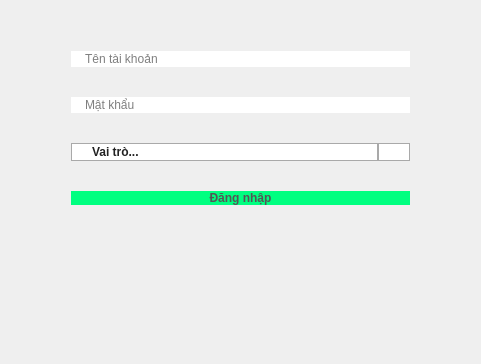
Before: the Qt Designer form signin.ui in duydvu/Library, drawn with Qt 5.
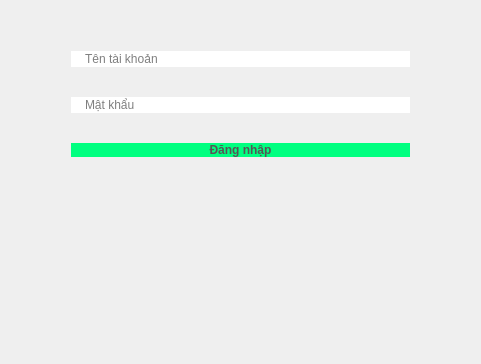
After: the same form once the commit is applied. Icons and pictures are not drawn.

```diff
--- a/signin.ui
+++ b/signin.ui
@@ -30,7 +30,7 @@
       </spacer>
      </item>
      <item>
-      <layout class="QVBoxLayout" name="verticalLayout" stretch="0,2,2,2,2,2,0">
+      <layout class="QVBoxLayout" name="verticalLayout" stretch="0,2,2,2,2,0">
        <property name="spacing">
         <number>30</number>
        </property>
@@ -93,85 +93,6 @@
          </property>
         </widget>
        </item>
-       <item>
-        <widget class="QComboBox" name="RoleComboBox">
-         <property name="cursor">
-          <cursorShape>PointingHandCursor</cursorShape>
-         </property>
-         <property name="styleSheet">
-          <string notr="true">#RoleComboBox 
-{
-	border: 1px solid darkgray;
-	border-radius: 16px;
-	font: 15pt &quot;Myriad Pro Cond&quot;;
-	color: #222;
-	outline: none;
-	padding-left: 20px;
-	font-weight: bold;
-}
-#RoleComboBox:!editable, #RoleComboBox::drop-down:editable {
-     background: qlineargradient(x1: 0, y1: 0, x2: 0, y2: 1,
-                                stop: 0 #eee, stop: 0.4 #ddd,
-                                stop: 0.5 #d8d8d8, stop: 1.0 #ddd);
-}
-#RoleComboBox:!editable:on, #RoleComboBox::drop-down:editable:on {
-    background: qlineargradient(x1: 0, y1: 0, x2: 0, y2: 1,
-                                stop: 0 #e9e9e9, stop: 0.4 #D8D8D8,
-                                stop: 0.5 #DDDDDD, stop: 1.0 #e9e9e9);
-	outline: none;
-}
-
-#RoleComboBox:on {
-    padding-top: 3px;
-    padding-left: 20px;
-}
-
-#RoleComboBox::drop-down {
-    subcontrol-origin: padding;
-    subcontrol-position: top right;
-    width: 30px;
-   	border-left: 2px solid darkgray;
-}
-#RoleComboBox::down-arrow {
-    image: url(images/drop_down.png);
-}
-
-#RoleComboBox::down-arrow:on { 
-    top: 1px;
-}
-
-QComboBox QAbstractItemView
-{
-    border: 1px solid darkgray;
-    color: black;
-    selection-background-color: QLinearGradient( x1: 0, y1: 0, x2: 0, y2: 1, stop: 0 #111, stop: 1 #555);
-	background: white;
-	outline: none;
-	padding-left: 20px;
-}</string>
-         </property>
-         <item>
-          <property name="text">
-           <string>Vai trò...</string>
-          </property>
-         </item>
-         <item>
-          <property name="text">
-           <string>Độc giả</string>
-          </property>
-         </item>
-         <item>
-          <property name="text">
-           <string>Thủ thư</string>
-          </property>
-         </item>
-         <item>
-          <property name="text">
-           <string>Admin</string>
-          </property>
-         </item>
-        </widget>
-       </item>
        <item>
         <widget class="QPushButton" name="LogInButton">
          <property name="cursor">
```
